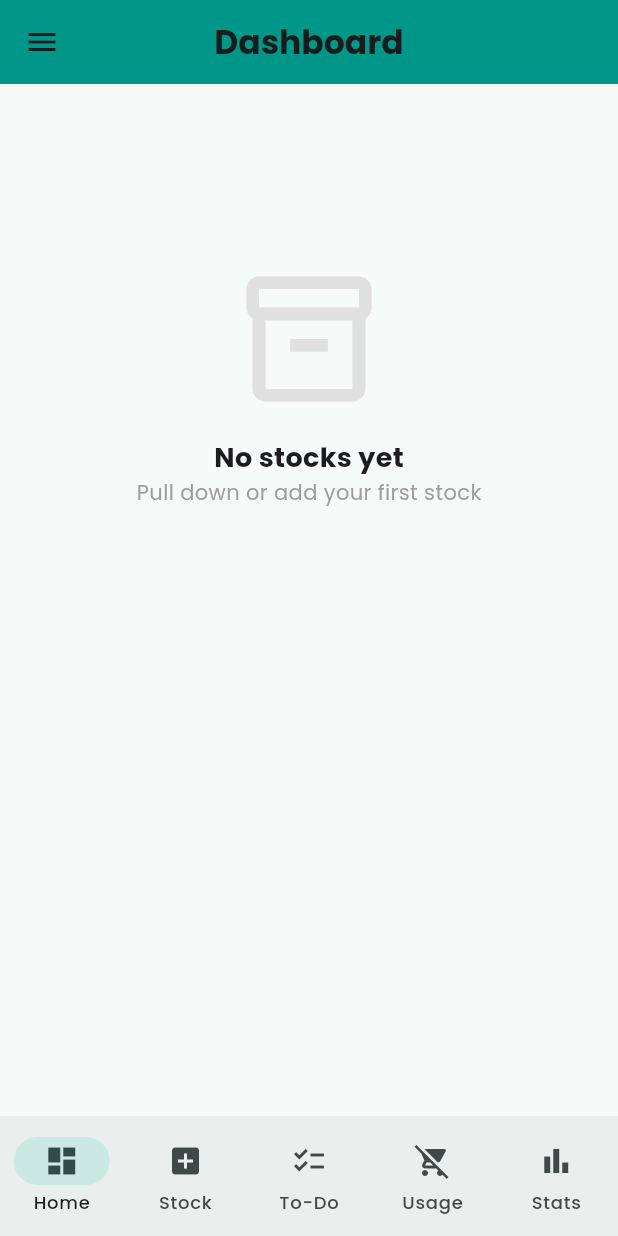
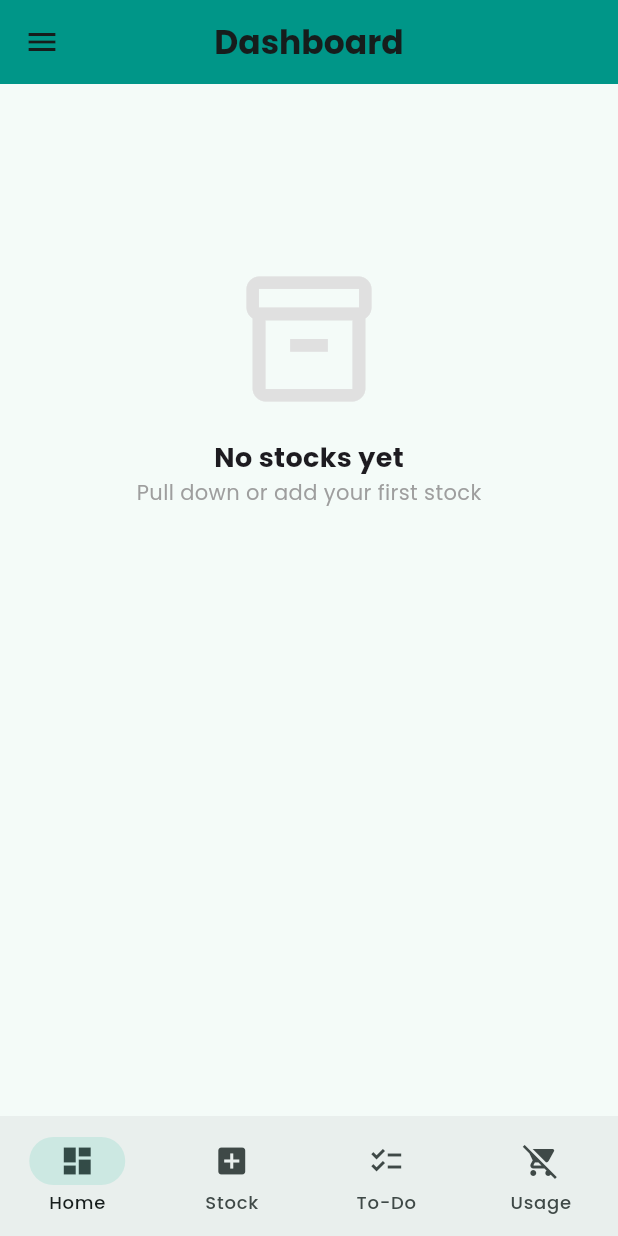
Before and after one commit to corevanta-2001/stock_manager_pro, a Flutter app: the screen it shows after launch, on a phone screen of 412 x 824 dp. Run offline on Flutter 3.47's test engine with Material 3 defaults, Android fonts, the phone set to English and light mode, and no system bars; our stand-ins replace fl_chart, google_fonts, shared_preferences.

```diff
--- a/lib/main.dart
+++ b/lib/main.dart
@@ -170,7 +170,7 @@ class _MainScaffoldState extends State<MainScaffold> {
                   ListTile(leading: Icon(Icons.add_circle_outline), title: Text('Top Up Stock'), onTap: () { Navigator.pop(context); _openTopUpPage(); }),
                   ListTile(leading: Icon(Icons.remove_shopping_cart), title: Text('Log Usage'), onTap: () { Navigator.pop(context); _openAddUsagePage(); }),
                   ListTile(leading: Icon(Icons.checklist), title: Text('To-Do List'), onTap: () => setState(() { _currentIndex = 2; Navigator.pop(context); })), // NEW
-                  ListTile(leading: Icon(Icons.bar_chart), title: Text('Analytics'), onTap: () => setState(() { _currentIndex = 3; Navigator.pop(context); })), // CHANGED index
+                  ListTile(leading: Icon(Icons.bar_chart), title: Text('Stock Stats'), onTap: () => setState(() { _currentIndex = 3; Navigator.pop(context); })), // CHANGED index
                 ],
               ),
             )
@@ -187,8 +187,6 @@ class _MainScaffoldState extends State<MainScaffold> {
             setState(() => _currentIndex = i);
           } else if(i == 3) { // Usage tab - shifted because To-Do added
             _openAddUsagePage();
-          } else if(i== 4){
-              _openAnalyticsPage();
           } else {
             setState(() => _currentIndex = i);
           }
@@ -198,7 +196,7 @@ class _MainScaffoldState extends State<MainScaffold> {
           NavigationDestination(icon: Icon(Icons.add_box), label: 'Stock'),
           NavigationDestination(icon: Icon(Icons.checklist), label: 'To-Do'), // NEW
           NavigationDestination(icon: Icon(Icons.remove_shopping_cart), label: 'Usage'), // CHANGED position
-          NavigationDestination(icon: Icon(Icons.bar_chart), label: 'Stats'),
+
         ],
       ),
     );
--- a/lib/pages/add_stock_page.dart
+++ b/lib/pages/add_stock_page.dart
@@ -45,7 +45,7 @@ class _AddStockPageState extends State<AddStockPage> {
           child: Form(
             key: _formKey,
             child: Column(children: [
-              Container(padding: EdgeInsets.all(20), decoration: BoxDecoration(gradient: LinearGradient(colors: [Colors.teal, Colors.teal.shade300]), borderRadius: BorderRadius.circular(20)), child: Icon(Icons.inventory_2, size: 50, color: Colors.white)),
+              Container(padding: EdgeInsets.all(20), decoration: BoxDecoration(gradient: LinearGradient(colors: [Colors.teal, Colors.teal.shade300]),  orderRadius: BorderRadius.circular(20)), child: Icon(Icons.inventory_2, size: 50, color: Colors.white)),
               SizedBox(height: 25),
               TextFormField(controller: nameCtrl, decoration: InputDecoration(labelText: 'Stock Name', hintText: 'e.g. RICE, WHEAT', border: OutlineInputBorder(borderRadius: BorderRadius.circular(12)), prefixIcon: Icon(Icons.label, color: Colors.teal)), validator: (v) => v!.isEmpty? 'Enter stock name' : null),
               SizedBox(height: 15),
```
Also changed, not shown: 2 other files.
